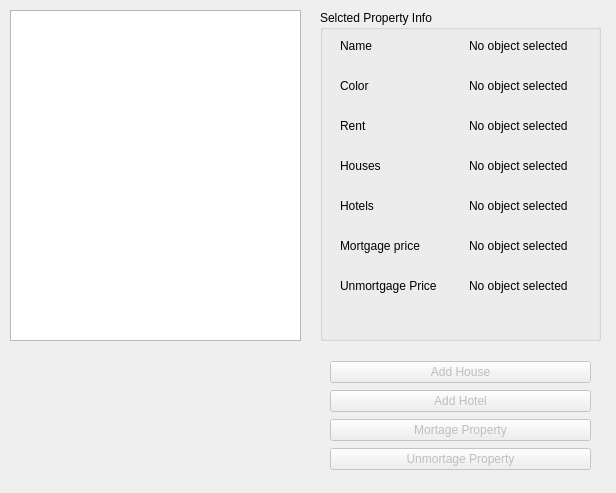
quinnmil/Monopoly, file propertydisplay.ui: the form before one commit.
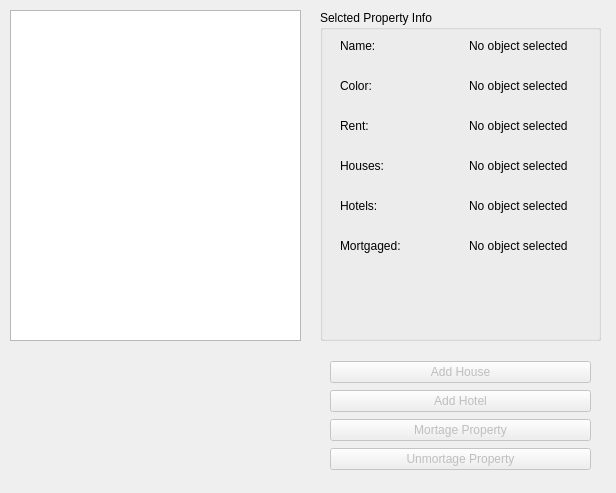
The form after the commit.

Commit message: addhouse, addhotel, mortgage, unmortgage all function properly.addhouse and addhotel still dont care if player only owns one of the color

```diff
--- a/propertydisplay.ui
+++ b/propertydisplay.ui
@@ -48,7 +48,7 @@
      <item>
       <widget class="QLabel" name="rentLabel">
        <property name="text">
-        <string>Rent</string>
+        <string>Rent:</string>
        </property>
       </widget>
      </item>
@@ -74,7 +74,7 @@
      <item>
       <widget class="QLabel" name="nameLabel">
        <property name="text">
-        <string>Name</string>
+        <string>Name:</string>
        </property>
       </widget>
      </item>
@@ -100,7 +100,7 @@
      <item>
       <widget class="QLabel" name="houseLabel">
        <property name="text">
-        <string>Houses</string>
+        <string>Houses:</string>
        </property>
       </widget>
      </item>
@@ -126,7 +126,7 @@
      <item>
       <widget class="QLabel" name="hotelLabel">
        <property name="text">
-        <string>Hotels</string>
+        <string>Hotels:</string>
        </property>
       </widget>
      </item>
@@ -139,32 +139,6 @@
      </item>
     </layout>
    </widget>
-   <widget class="QWidget" name="layoutWidget_8">
-    <property name="geometry">
-     <rect>
-      <x>20</x>
-      <y>220</y>
-      <width>251</width>
-      <height>31</height>
-     </rect>
-    </property>
-    <layout class="QHBoxLayout" name="horizontalLayout_9">
-     <item>
-      <widget class="QLabel" name="mortgageLabel">
-       <property name="text">
-        <string>Mortgage price</string>
-       </property>
-      </widget>
-     </item>
-     <item>
-      <widget class="QLabel" name="mortgageString">
-       <property name="text">
-        <string>No object selected</string>
-       </property>
-      </widget>
-     </item>
-    </layout>
-   </widget>
    <widget class="QWidget" name="layoutWidget_9">
     <property name="geometry">
      <rect>
@@ -178,7 +152,7 @@
      <item>
       <widget class="QLabel" name="colorLabel">
        <property name="text">
-        <string>Color</string>
+        <string>Color:</string>
        </property>
       </widget>
      </item>
@@ -195,21 +169,21 @@
     <property name="geometry">
      <rect>
       <x>20</x>
-      <y>260</y>
+      <y>220</y>
       <width>251</width>
       <height>31</height>
      </rect>
     </property>
     <layout class="QHBoxLayout" name="horizontalLayout_11">
      <item>
-      <widget class="QLabel" name="unmortgageLabel">
+      <widget class="QLabel" name="mortgageLabel">
        <property name="text">
-        <string>Unmortgage Price</string>
+        <string>Mortgaged:</string>
        </property>
       </widget>
      </item>
      <item>
-      <widget class="QLabel" name="unmortgageString">
+      <widget class="QLabel" name="mortgageString">
        <property name="text">
         <string>No object selected</string>
        </property>
```
The commit also changes 5 other files.
